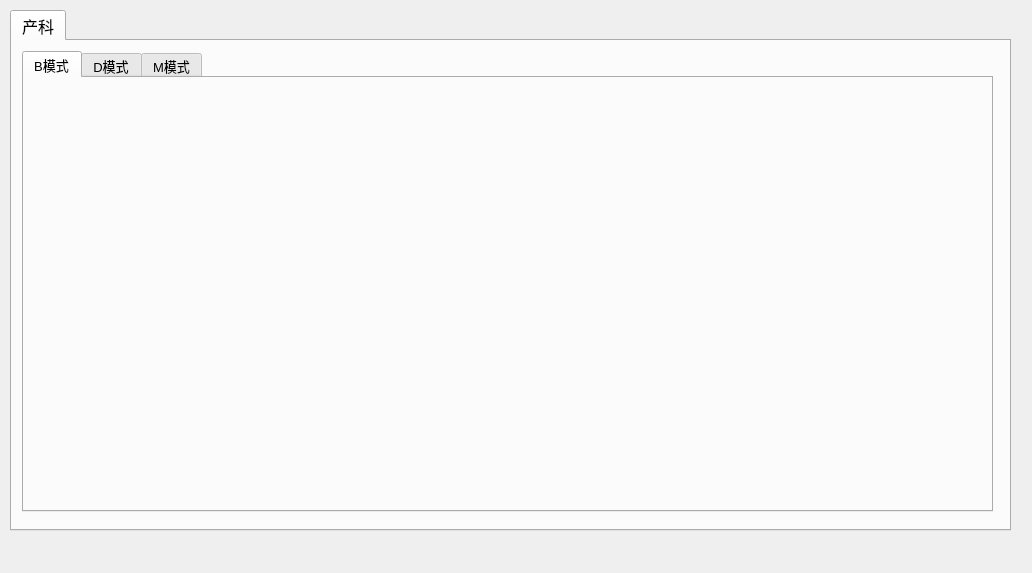
Old version of the form tools/Calculator/ui/ui_ob.ui in the repository qingning006/TestCode.
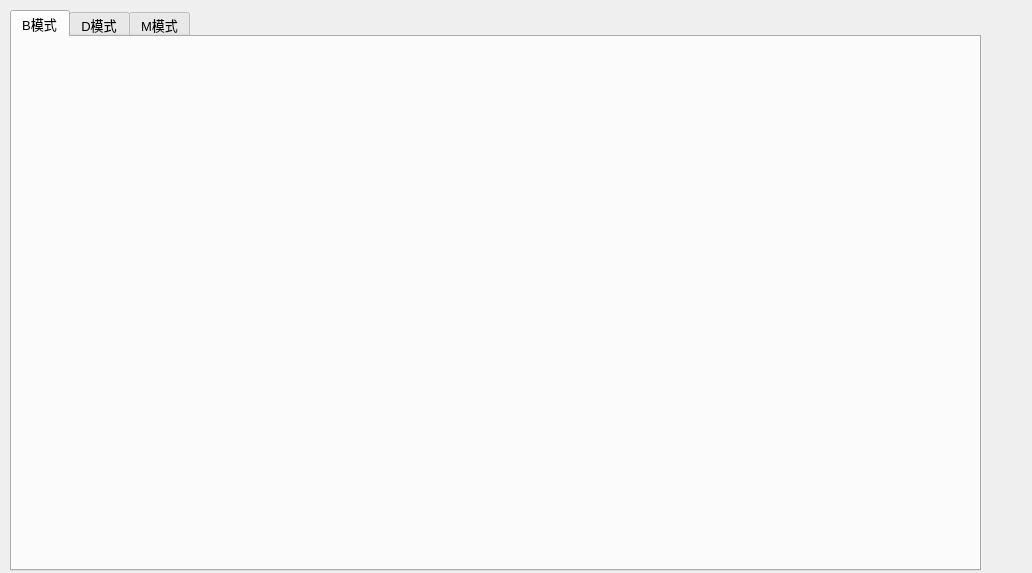
New version of the form.

The edit to the form file:
```diff
--- a/tools/Calculator/ui/ui_ob.ui
+++ b/tools/Calculator/ui/ui_ob.ui
@@ -13,39 +13,13 @@
   <property name="windowTitle">
    <string>Form</string>
   </property>
-  <widget class="QTabWidget" name="tabWidget">
-   <property name="geometry">
-    <rect>
-     <x>10</x>
-     <y>10</y>
-     <width>1001</width>
-     <height>521</height>
-    </rect>
-   </property>
-   <property name="font">
-    <font>
-     <pointsize>12</pointsize>
-    </font>
-   </property>
-   <property name="currentIndex">
-    <number>0</number>
-   </property>
-   <widget class="QWidget" name="tab_ob">
-    <property name="font">
-     <font>
-      <pointsize>12</pointsize>
-     </font>
-    </property>
-    <attribute name="title">
-     <string>产科</string>
-    </attribute>
     <widget class="QTabWidget" name="tabWidget_2">
      <property name="geometry">
       <rect>
        <x>10</x>
        <y>10</y>
        <width>971</width>
-       <height>461</height>
+     <height>561</height>
       </rect>
      </property>
      <property name="font">
@@ -70,8 +44,6 @@
       <attribute name="title">
        <string>M模式</string>
       </attribute>
-     </widget>
-    </widget>
    </widget>
   </widget>
  </widget>
```
Lines whose indentation alone changed are shown as unchanged.
